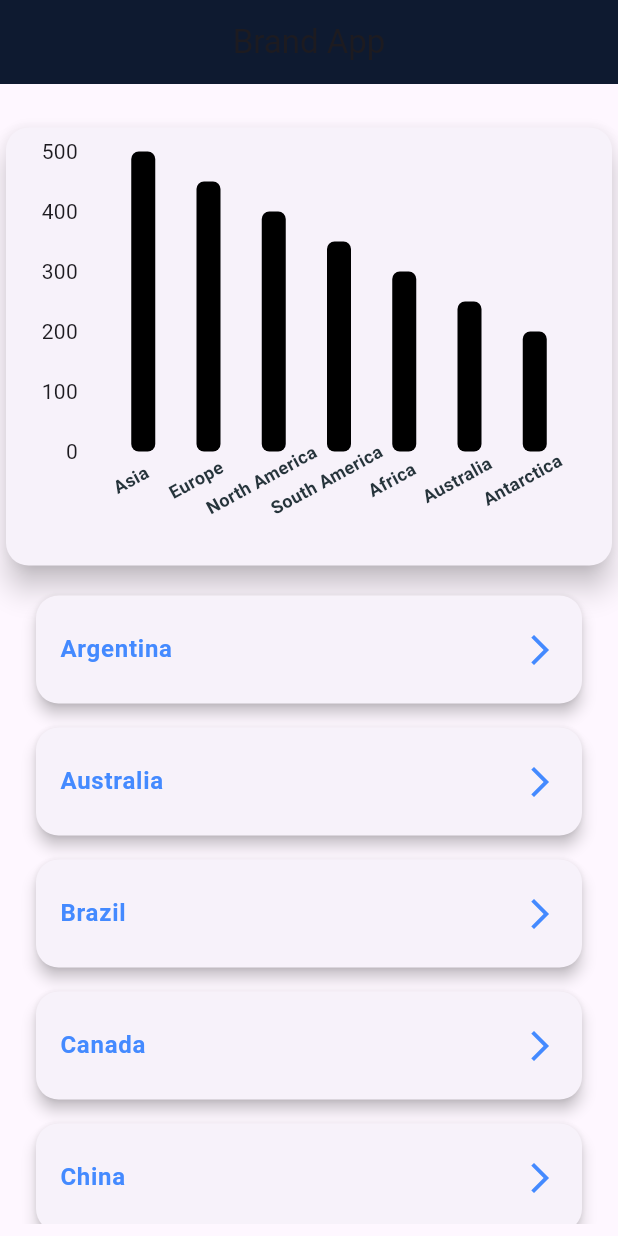
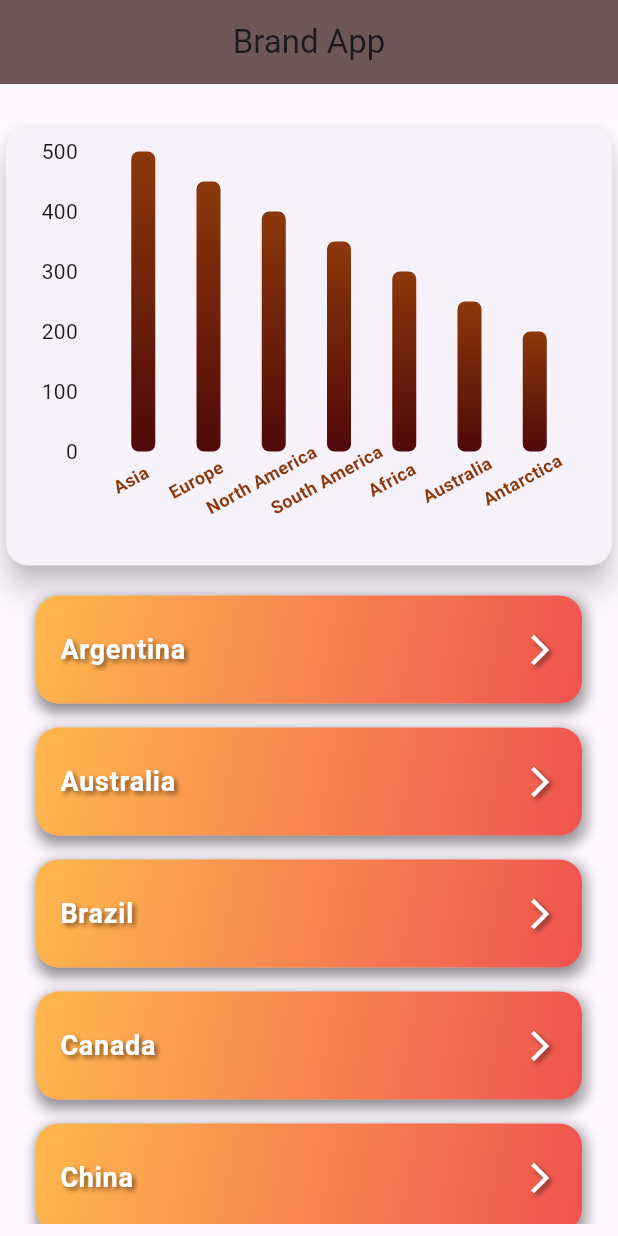
Before and after one commit to sreeramis8888/test1, a Flutter app: the screen it shows after launch, on a phone screen of 412 x 824 dp. Run offline on Flutter 3.47's test engine with Material 3 defaults, Android fonts, the phone set to English and light mode, and no system bars; drawn by our look-alikes of fl_chart.

Commit message:
next change

```diff
--- a/lib/src/pages/home_page.dart
+++ b/lib/src/pages/home_page.dart
@@ -55,7 +55,7 @@ class HomePage extends StatelessWidget {
       appBar: AppBar(
         title: const Text('Brand App'),
         centerTitle: true,
-        backgroundColor: Color.fromARGB(255, 14, 26, 48),
+        backgroundColor: Color.fromARGB(255, 109, 87, 87),
       ),
       body: Column(
         children: [
@@ -77,10 +77,17 @@ class HomePage extends StatelessWidget {
                         x: continents.indexOf(continent),
                         barRods: [
                           BarChartRodData(
-                            toY: continent.brandCount.toDouble(),
-                            color: Color.fromARGB(255, 0, 0, 0),
-                            width: 16,
+                             toY: continent.brandCount.toDouble(),
+                             width: 16,
                             borderRadius: BorderRadius.circular(5),
+                            gradient: LinearGradient(
+                              colors: [
+                                Color.fromARGB(255, 81, 9, 9),
+                                Color.fromARGB(255, 139, 56, 10),
+                              ],
+                              begin: Alignment.bottomCenter,
+                              end: Alignment.topCenter,
+                            ),
                           ),
                         ],
                       );
@@ -103,7 +110,7 @@ class HomePage extends StatelessWidget {
                                   style: const TextStyle(
                                     fontWeight: FontWeight.bold,
                                     fontSize: 12, // Reduced font size
-                                    color: Color.fromARGB(255, 38, 52, 59),
+                                    color: Color.fromARGB(255, 139, 56, 10),
                                   ),
                                 ),
                               ),
@@ -136,35 +143,106 @@ class HomePage extends StatelessWidget {
                 itemCount: countries.length,
                 itemBuilder: (context, index) {
                   return Card(
-                    margin:
-                        EdgeInsets.symmetric(vertical: 8.0, horizontal: 16.0),
+                  //   margin:
+                  //       EdgeInsets.symmetric(vertical: 8.0, horizontal: 16.0),
+                  //   elevation: 4.0,
+                  //   shape: RoundedRectangleBorder(
+                  //       borderRadius: BorderRadius.circular(15)),
+                  //   child: ListTile(
+                  //     contentPadding:
+                  //         EdgeInsets.symmetric(vertical: 8.0, horizontal: 16.0),
+                  //     title: Text(
+                  //       countries[index].name,
+                  //       style: TextStyle(
+                  //         fontWeight: FontWeight.bold,
+                  //         fontSize: 16,
+                  //         color: const Color.fromARGB(255, 139, 56, 10),
+                  //       ),
+                  //     ),
+                  //     trailing: Icon(Icons.arrow_forward_ios,
+                  //         color: const Color.fromARGB(255, 0, 0, 0)),
+                  //     onTap: () {
+                  //       Navigator.push(
+                  //         context,
+                  //         MaterialPageRoute(
+                  //           builder: (context) =>
+                  //               CountryPage(country: countries[index]),
+                  //         ),
+                  //       );
+                  //     },
+                  //   ),
+                  // );
+
+                    margin: EdgeInsets.symmetric(vertical: 8.0, horizontal: 16.0),
                     elevation: 4.0,
                     shape: RoundedRectangleBorder(
-                        borderRadius: BorderRadius.circular(15)),
-                    child: ListTile(
-                      contentPadding:
-                          EdgeInsets.symmetric(vertical: 8.0, horizontal: 16.0),
-                      title: Text(
-                        countries[index].name,
-                        style: TextStyle(
-                          fontWeight: FontWeight.bold,
-                          fontSize: 16,
-                          color: Colors.blueAccent,
-                        ),
-                      ),
-                      trailing: Icon(Icons.arrow_forward_ios,
-                          color: Colors.blueAccent),
+                      borderRadius: BorderRadius.circular(15),
+                    ),
+                    child: InkWell(
                       onTap: () {
                         Navigator.push(
                           context,
                           MaterialPageRoute(
-                            builder: (context) =>
-                                CountryPage(country: countries[index]),
+                            builder: (context) => CountryPage(country: countries[index]),
                           ),
                         );
                       },
+                      splashColor: Colors.blueAccent.withOpacity(0.3),
+                      borderRadius: BorderRadius.circular(15),
+                      child: Container(
+                        decoration: BoxDecoration(
+                          gradient: LinearGradient(
+                            colors: [
+                              Colors.orange.shade300,
+                              Colors.red.shade400,
+                            ],
+                            begin: Alignment.topLeft,
+                            end: Alignment.bottomRight,
+                          ),
+                          borderRadius: BorderRadius.circular(15),
+                          boxShadow: [
+                            BoxShadow(
+                              color: Colors.black.withOpacity(0.2),
+                              spreadRadius: 3,
+                              blurRadius: 5,
+                              offset: Offset(2, 3),
+                            ),
+                          ],
+                        ),
+                        child: ListTile(
+                          contentPadding: EdgeInsets.symmetric(vertical: 8.0, horizontal: 16.0),
+                          title: Text(
+                            countries[index].name,
+                            style: TextStyle(
+                              fontWeight: FontWeight.bold,
+                              fontSize: 18,
+                              color: Colors.white,
+                              shadows: [
+                                Shadow(
+                                  blurRadius: 4.0,
+                                  color: Colors.black.withOpacity(0.5),
+                                  offset: Offset(2, 2),
+                                ),
+                              ],
+                            ),
+                          ),
+                          trailing: Icon(
+                            Icons.arrow_forward_ios,
+                            color: Colors.white,
+                            shadows: [
+                              Shadow(
+                                blurRadius: 4.0,
+                                color: Colors.black.withOpacity(0.5),
+                                offset: Offset(2, 2),
+                              ),
+                            ],
+                          ),
+                        ),
+                      ),
                     ),
                   );
+
+
                 },
               ),
             ),
```
